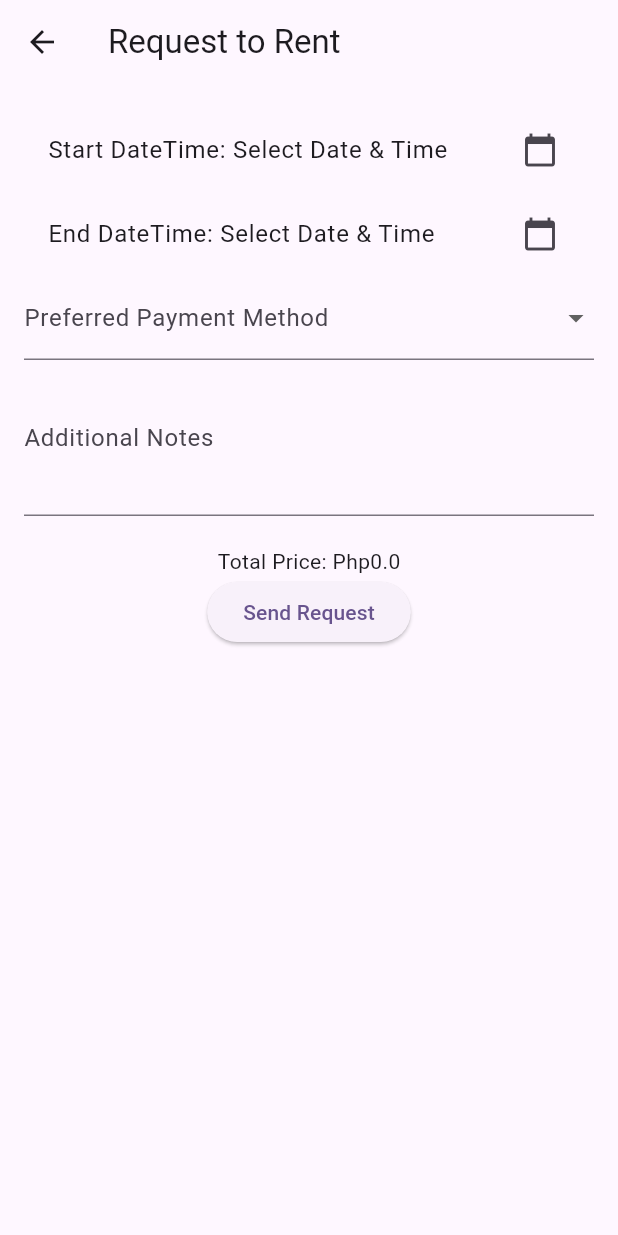
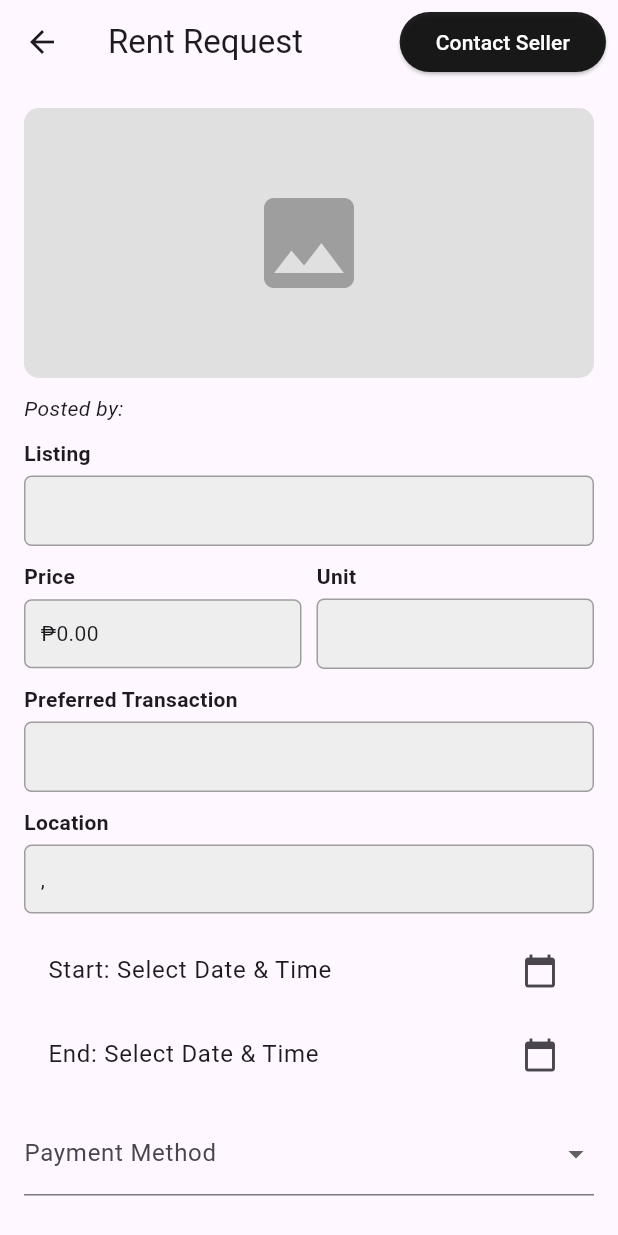
Before and after one commit to vonramwel/HIRAM, a Flutter app: the RentRequestScreen screen opened directly with empty values, on a phone screen of 412 x 824 dp. Run offline on Flutter 3.47's test engine with Material 3 defaults, Android fonts, the light colour scheme and no system bars; our stand-ins replace carousel_slider, cloud_firestore, firebase_auth, firebase_core, firebase_storage, google_sign_in and 1 more; accounts and stored records are empty.

Commit message:
UI: Improve UI of rent request screen

```diff
--- a/hiram/lib/features/transaction/presentation/rent_request_screen.dart
+++ b/hiram/lib/features/transaction/presentation/rent_request_screen.dart
@@ -4,6 +4,8 @@ import '../../auth/service/auth.dart';
 import '../model/transaction_model.dart';
 import '../service/transaction_service.dart';
 import 'package:cloud_firestore/cloud_firestore.dart';
+import '../../auth/service/database.dart';
+import 'package:carousel_slider/carousel_slider.dart';
 
 class RentRequestScreen extends StatefulWidget {
   final Listing listing;
@@ -21,11 +23,38 @@ class _RentRequestScreenState extends State<RentRequestScreen> {
   final TextEditingController _notesController = TextEditingController();
   bool _isSubmitting = false;
   final TransactionService _transactionService = TransactionService();
+  final DatabaseMethods _databaseMethods = DatabaseMethods();
 
   final List<String> _paymentMethods = ['GCash', 'Bank Transfer', 'Cash'];
   String? _transactionId;
+  double _totalPrice = 0.0;
+  String _postedBy = 'Loading...';
 
-  double _totalPrice = 0.0; // Store the total price
+  @override
+  void initState() {
+    super.initState();
+    _fetchUserName();
+  }
+
+  Future<void> _fetchUserName() async {
+    try {
+      Map<String, dynamic>? userData =
+          await _databaseMethods.getUserData(widget.listing.userId);
+      if (userData != null && mounted) {
+        setState(() {
+          _postedBy = userData['name'] ?? 'Unknown User';
+        });
+      } else {
+        setState(() {
+          _postedBy = 'Unknown User';
+        });
+      }
+    } catch (e) {
+      setState(() {
+        _postedBy = 'Error loading user';
+      });
+    }
+  }
 
   Future<void> _selectDateTime(BuildContext context, bool isStartDate) async {
     DateTime initialDateTime = isStartDate
@@ -43,50 +72,36 @@ class _RentRequestScreenState extends State<RentRequestScreen> {
       final TimeOfDay? pickedTime = await showTimePicker(
         context: context,
         initialTime: TimeOfDay.fromDateTime(initialDateTime),
-        builder: (context, child) {
-          // Limit the picker to the hour only (ignore minutes)
-          return MediaQuery(
-            data: MediaQuery.of(context).copyWith(alwaysUse24HourFormat: true),
-            child: child!,
-          );
-        },
       );
 
       if (pickedTime != null) {
-        // Round the time up to the next hour if it's not on the hour
         int hour = pickedTime.hour;
-        if (pickedTime.minute > 0) {
-          hour += 1;
-        }
+        if (pickedTime.minute > 0) hour++;
 
         final DateTime fullDateTime = DateTime(
           pickedDate.year,
           pickedDate.month,
           pickedDate.day,
-          hour, // Rounded hour
-          0, // Set minute to 0
+          hour,
         );
 
         setState(() {
           if (isStartDate) {
-            // Check if the selected start time is in the past
             if (fullDateTime.isBefore(DateTime.now())) {
               ScaffoldMessenger.of(context).showSnackBar(
                 const SnackBar(
-                  content: Text('Start date and time cannot be in the past.'),
-                ),
+                    content:
+                        Text('Start date and time cannot be in the past.')),
               );
             } else {
               _startDateTime = fullDateTime;
-
               if (_endDateTime != null &&
                   _startDateTime!.isAfter(_endDateTime!)) {
                 _endDateTime = null;
                 ScaffoldMessenger.of(context).showSnackBar(
                   const SnackBar(
-                    content: Text(
-                        'End date and time has been cleared. Please select a new end datetime.'),
-                  ),
+                      content: Text(
+                          'End date cleared. Please select a new end datetime.')),
                 );
               }
             }
@@ -101,9 +116,8 @@ class _RentRequestScreenState extends State<RentRequestScreen> {
                       'End date and time cannot be before start date and time.'),
                   actions: [
                     TextButton(
-                      onPressed: () => Navigator.pop(context),
-                      child: const Text('OK'),
-                    ),
+                        onPressed: () => Navigator.pop(context),
+                        child: const Text('OK'))
                   ],
                 ),
               );
@@ -111,8 +125,6 @@ class _RentRequestScreenState extends State<RentRequestScreen> {
               _endDateTime = fullDateTime;
             }
           }
-
-          // Recompute the total price whenever start or end time changes
           _computeTotalPrice();
         });
       }
@@ -125,18 +137,13 @@ class _RentRequestScreenState extends State<RentRequestScreen> {
         '${dateTime.hour.toString().padLeft(2, '0')}:${dateTime.minute.toString().padLeft(2, '0')}';
   }
 
-  // Method to compute the total price based on the selected start and end date
   void _computeTotalPrice() {
     if (_startDateTime != null && _endDateTime != null) {
       final duration = _endDateTime!.difference(_startDateTime!);
-
-      if (widget.listing.priceUnit == 'Per Hour') {
-        _totalPrice = widget.listing.price * duration.inHours;
-      } else if (widget.listing.priceUnit == 'Per Day') {
-        _totalPrice =
-            widget.listing.price * (duration.inDays == 0 ? 1 : duration.inDays);
-      }
-
+      _totalPrice = widget.listing.price *
+          (widget.listing.priceUnit == 'Per Hour'
+              ? duration.inHours
+              : (duration.inDays == 0 ? 1 : duration.inDays));
       setState(() {});
     }
   }
@@ -145,19 +152,13 @@ class _RentRequestScreenState extends State<RentRequestScreen> {
     if (!_formKey.currentState!.validate() ||
         _startDateTime == null ||
         _endDateTime == null ||
-        _paymentMethod == null) {
-      return;
-    }
+        _paymentMethod == null) return;
 
-    setState(() {
-      _isSubmitting = true;
-    });
+    setState(() => _isSubmitting = true);
 
     String? userId = await AuthMethods().getCurrentUserId();
     if (userId == null) {
-      setState(() {
-        _isSubmitting = false;
-      });
+      setState(() => _isSubmitting = false);
       return;
     }
 
@@ -175,66 +176,164 @@ class _RentRequestScreenState extends State<RentRequestScreen> {
       notes: _notesController.text,
       status: 'Pending',
       timestamp: Timestamp.now(),
-      totalPrice:
-          _totalPrice, // Add the computed total price to the transaction
+      totalPrice: _totalPrice,
     );
 
     await _transactionService.addTransaction(transaction);
+
     setState(() {
       _transactionId = transactionId;
       _isSubmitting = false;
     });
 
-    print("Transaction ID: $_transactionId");
     Navigator.pop(context);
+  }
+
+  Widget _buildTextField(String label, String value) {
+    return Align(
+      alignment: Alignment.centerLeft,
+      child: Column(
+        crossAxisAlignment: CrossAxisAlignment.start,
+        children: [
+          Text(label, style: const TextStyle(fontWeight: FontWeight.bold)),
+          const SizedBox(height: 5),
+          Container(
+            width: double.infinity,
+            padding: const EdgeInsets.symmetric(horizontal: 10, vertical: 12),
+            decoration: BoxDecoration(
+              color: Colors.grey[200],
+              border: Border.all(color: Colors.grey),
+              borderRadius: BorderRadius.circular(5),
+            ),
+            child: Text(value),
+          ),
+        ],
+      ),
+    );
+  }
+
+  Widget _buildTwoFields(
+      String label1, String value1, String label2, String value2) {
+    return Row(
+      children: [
+        Expanded(child: _buildTextField(label1, value1)),
+        const SizedBox(width: 10),
+        Expanded(child: _buildTextField(label2, value2)),
+      ],
+    );
   }
 
   @override
   Widget build(BuildContext context) {
     return Scaffold(
-      appBar: AppBar(title: const Text('Request to Rent')),
-      body: Padding(
-        padding: const EdgeInsets.all(16.0),
+      appBar: AppBar(
+        title: const Text('Rent Request'),
+        actions: [
+          Padding(
+            padding: const EdgeInsets.symmetric(horizontal: 8.0),
+            child: ElevatedButton(
+              onPressed: () {},
+              style: ElevatedButton.styleFrom(
+                backgroundColor: Colors.black87,
+                foregroundColor: Colors.white,
+              ),
+              child: const Text("Contact Seller"),
+            ),
+          )
+        ],
+      ),
+      body: SingleChildScrollView(
+        padding: const EdgeInsets.all(16),
         child: Form(
           key: _formKey,
           child: Column(
+            crossAxisAlignment: CrossAxisAlignment.start,
             children: [
+              widget.listing.images.isNotEmpty
+                  ? CarouselSlider(
+                      options:
+                          CarouselOptions(height: 180, enlargeCenterPage: true),
+                      items: widget.listing.images.map((imageUrl) {
+                        return ClipRRect(
+                          borderRadius: BorderRadius.circular(10),
+                          child: Image.network(
+                            imageUrl,
+                            width: double.infinity,
+                            fit: BoxFit.cover,
+                          ),
+                        );
+                      }).toList(),
+                    )
+                  : Container(
+                      height: 180,
+                      width: double.infinity,
+                      decoration: BoxDecoration(
+                        color: Colors.grey[300],
+                        borderRadius: BorderRadius.circular(10),
+                      ),
+                      child:
+                          const Icon(Icons.image, size: 80, color: Colors.grey),
+                    ),
+              const SizedBox(height: 10),
+              Text('Posted by: $_postedBy',
+                  style: const TextStyle(fontStyle: FontStyle.italic)),
+              const SizedBox(height: 10),
+              _buildTextField('Listing', widget.listing.title),
+              const SizedBox(height: 10),
+              _buildTwoFields(
+                  'Price',
+                  '₱${widget.listing.price.toStringAsFixed(2)}',
+                  'Unit',
+                  widget.listing.priceUnit),
+              const SizedBox(height: 10),
+              _buildTextField('Preferred Transaction',
+                  widget.listing.preferredTransaction ?? 'Not specified'),
+              const SizedBox(height: 10),
+              _buildTextField('Location',
+                  '${widget.listing.barangay ?? ''}, ${widget.listing.municipality ?? ''}'),
+              const SizedBox(height: 10),
               ListTile(
-                title:
-                    Text('Start DateTime: ${_formatDateTime(_startDateTime)}'),
+                title: Text('Start: ${_formatDateTime(_startDateTime)}'),
                 trailing: const Icon(Icons.calendar_today),
                 onTap: () => _selectDateTime(context, true),
               ),
               ListTile(
-                title: Text('End DateTime: ${_formatDateTime(_endDateTime)}'),
+                title: Text('End: ${_formatDateTime(_endDateTime)}'),
                 trailing: const Icon(Icons.calendar_today),
                 onTap: () => _selectDateTime(context, false),
               ),
+              const SizedBox(height: 10),
               DropdownButtonFormField<String>(
                 value: _paymentMethod,
-                decoration: const InputDecoration(
-                    labelText: 'Preferred Payment Method'),
-                items: _paymentMethods.map((method) {
-                  return DropdownMenuItem<String>(
-                    value: method,
-                    child: Text(method),
-                  );
-                }).toList(),
+                decoration: const InputDecoration(labelText: 'Payment Method'),
+                items: _paymentMethods
+                    .map((method) => DropdownMenuItem<String>(
+                        value: method, child: Text(method)))
+                    .toList(),
                 onChanged: (value) => setState(() => _paymentMethod = value),
               ),
+              const SizedBox(height: 10),
               TextFormField(
                 controller: _notesController,
-                decoration:
-                    const InputDecoration(labelText: 'Additional Notes'),
+                decoration: const InputDecoration(labelText: 'Notes'),
                 maxLines: 3,
               ),
               const SizedBox(height: 20),
+              Text('Total Price: ₱${_totalPrice.toStringAsFixed(2)}',
+                  style: const TextStyle(fontWeight: FontWeight.bold)),
+              const SizedBox(height: 10),
               if (_transactionId != null)
-                Text("Transaction ID: $_transactionId"),
-              // Display the total price
-              Text('Total Price: \Php$_totalPrice'),
+                Text("Transaction ID: $_transactionId",
+                    style: const TextStyle(
+                        fontSize: 12, fontStyle: FontStyle.italic)),
+              const SizedBox(height: 10),
               ElevatedButton(
                 onPressed: _isSubmitting ? null : _submitRequest,
+                style: ElevatedButton.styleFrom(
+                  minimumSize: const Size(double.infinity, 50),
+                  backgroundColor: Colors.black87,
+                  foregroundColor: Colors.white,
+                ),
                 child: _isSubmitting
                     ? const CircularProgressIndicator()
                     : const Text('Send Request'),
```
Also changed, not shown: 5 other files.
